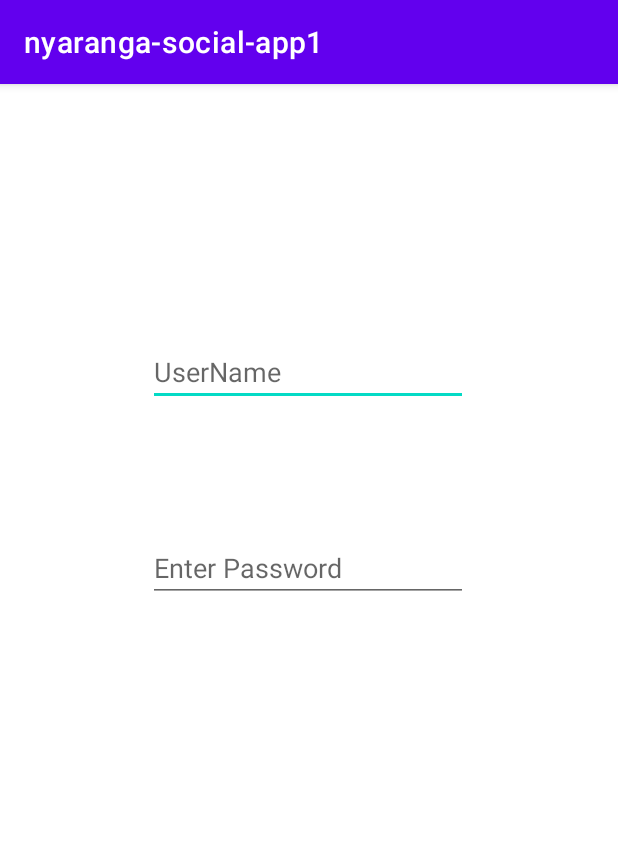
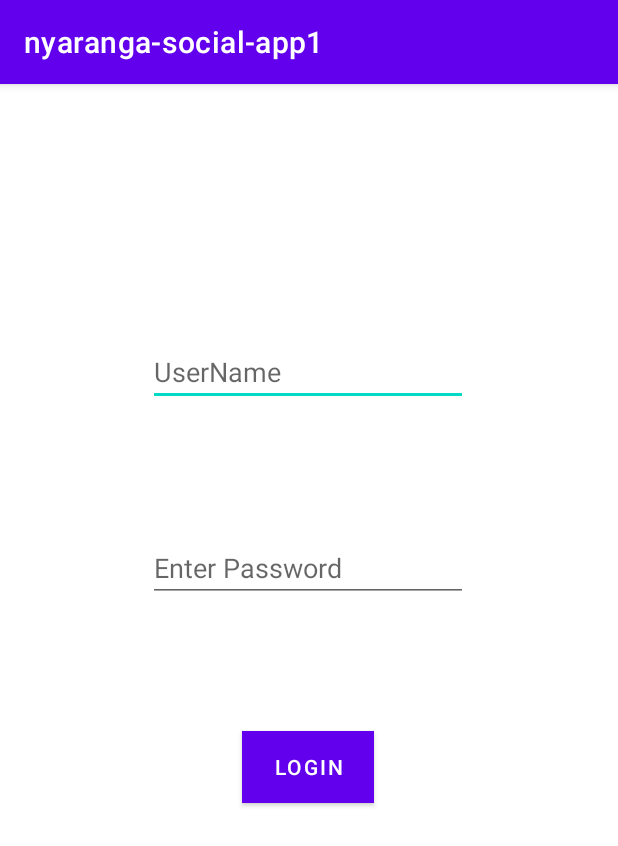
Before and after one commit to JAPHETHNYARANGA/nyaranga-social-app, an Android app: the screen it shows after launch (MainActivity), on a phone screen of 412 x 824 dp. Shown: the top 846 px of the screen. Run offline under Robolectric (Android 15) with nearby library versions, the phone set to English and light mode, and no system bars.

Commit message:
created login button

```diff
--- a/app/src/main/res/layout/activity_main.xml
+++ b/app/src/main/res/layout/activity_main.xml
@@ -34,5 +34,20 @@
         app:layout_constraintTop_toBottomOf="@+id/etUserName"
         app:layout_constraintVertical_bias="0.168" />
 
+    <Button
+        android:onClick="newActivity"
+        android:background="#C4DC18"
+        android:id="@+id/button1"
+        android:layout_width="wrap_content"
+        android:layout_height="wrap_content"
+        android:text="Login"
+        app:layout_constraintBottom_toBottomOf="parent"
+        app:layout_constraintEnd_toEndOf="parent"
+        app:layout_constraintHorizontal_bias="0.498"
+        app:layout_constraintStart_toStartOf="parent"
+        app:layout_constraintTop_toBottomOf="@+id/etPassword"
+        app:layout_constraintVertical_bias="0.23" />
+
+
 
 </androidx.constraintlayout.widget.ConstraintLayout>
```
